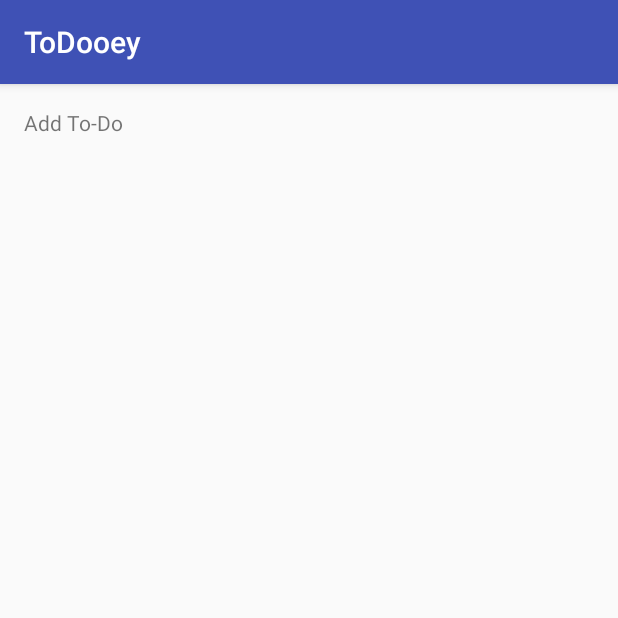
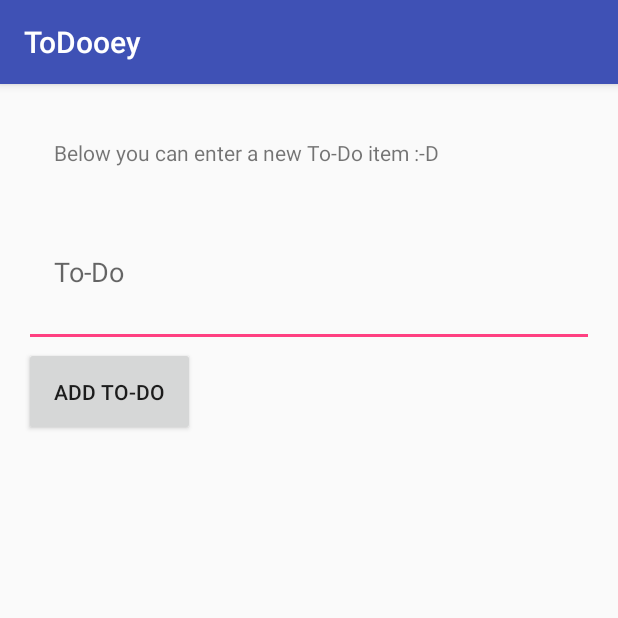
Before and after one commit to VinceMikhailKearney/ToDooey, an Android app: the AddToDoActivity screen opened directly, with no data from a screen before it, on a phone screen of 412 x 824 dp, the top half of it. Run offline under Robolectric (Android 15) with nearby library versions, the phone set to English and light mode, and no system bars.

Commit message:
Added items to the xml for the layout and some stuff in the activity

```diff
--- a/app/src/main/java/com/myapps/vincekearney/todooey/AddToDoActivity.java
+++ b/app/src/main/java/com/myapps/vincekearney/todooey/AddToDoActivity.java
@@ -2,12 +2,25 @@ package com.myapps.vincekearney.todooey;
 
 import android.support.v7.app.AppCompatActivity;
 import android.os.Bundle;
+import android.widget.EditText;
+import android.widget.Button;
+import android.view.View;
 
 public class AddToDoActivity extends AppCompatActivity {
+
+    public static final String TASK_DESC = "task";
+
+    private EditText descView;
 
     @Override
     protected void onCreate(Bundle savedInstanceState) {
         super.onCreate(savedInstanceState);
         setContentView(R.layout.activity_add_to_do);
+        descView = (EditText) findViewById(R.id.toDoText);
+    }
+
+    public void addToDoClicked(View view)
+    {
+
     }
 }
--- a/app/src/main/res/layout/activity_add_to_do.xml
+++ b/app/src/main/res/layout/activity_add_to_do.xml
@@ -10,8 +10,28 @@
     tools:context="com.myapps.vincekearney.todooey.AddToDoActivity">
 
     <TextView
+        android:id="@+id/label"
+        android:layout_width="wrap_content"
+        android:layout_height="wrap_content"
+        android:layout_alignParentTop="true"
+        android:padding="20dp"
+        android:text="@string/explain_add_to_do"/>
+
+    <EditText
+        android:id="@+id/toDoText"
         android:layout_width="match_parent"
+        android:layout_height="100dp"
+        android:padding="20dp"
+        android:hint="@string/to_do"
+        android:layout_below="@id/label" />
+
+    <Button
+        android:id="@+id/addToDoButton"
+        android:layout_width="wrap_content"
         android:layout_height="wrap_content"
-        android:text="@string/add_to_do"/>
+        android:layout_below="@id/toDoText"
+        android:padding="20dp"
+        android:text="@string/add_to_do"
+        android:onClick="addToDoClicked"/>
 
 </RelativeLayout>
```
